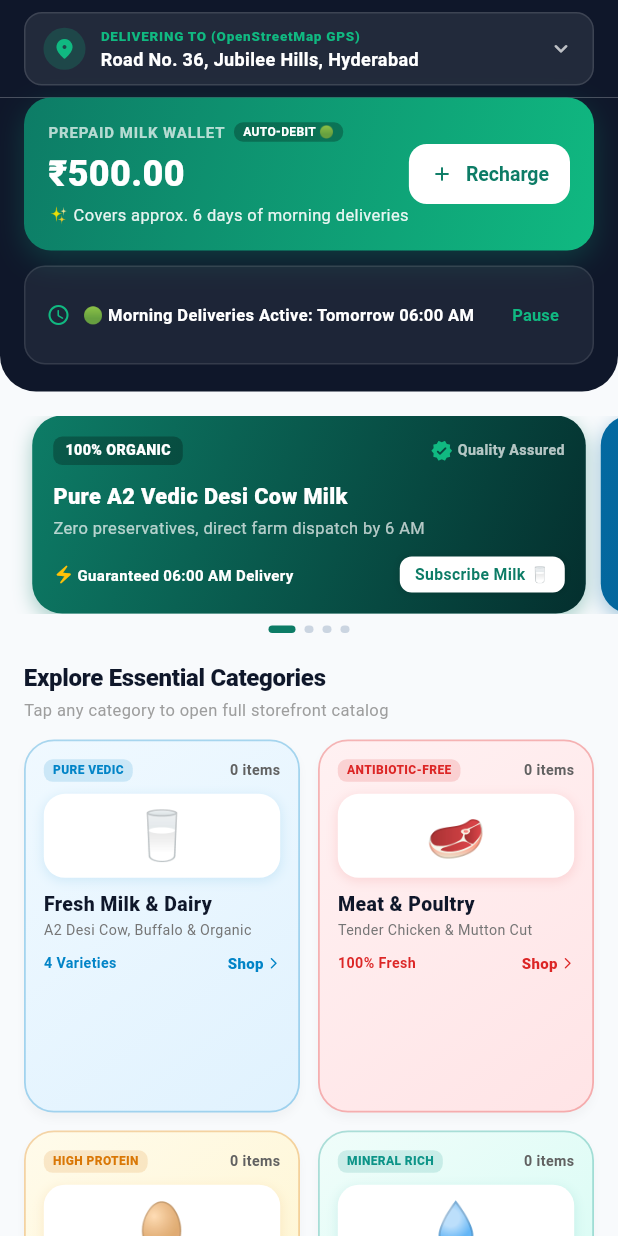
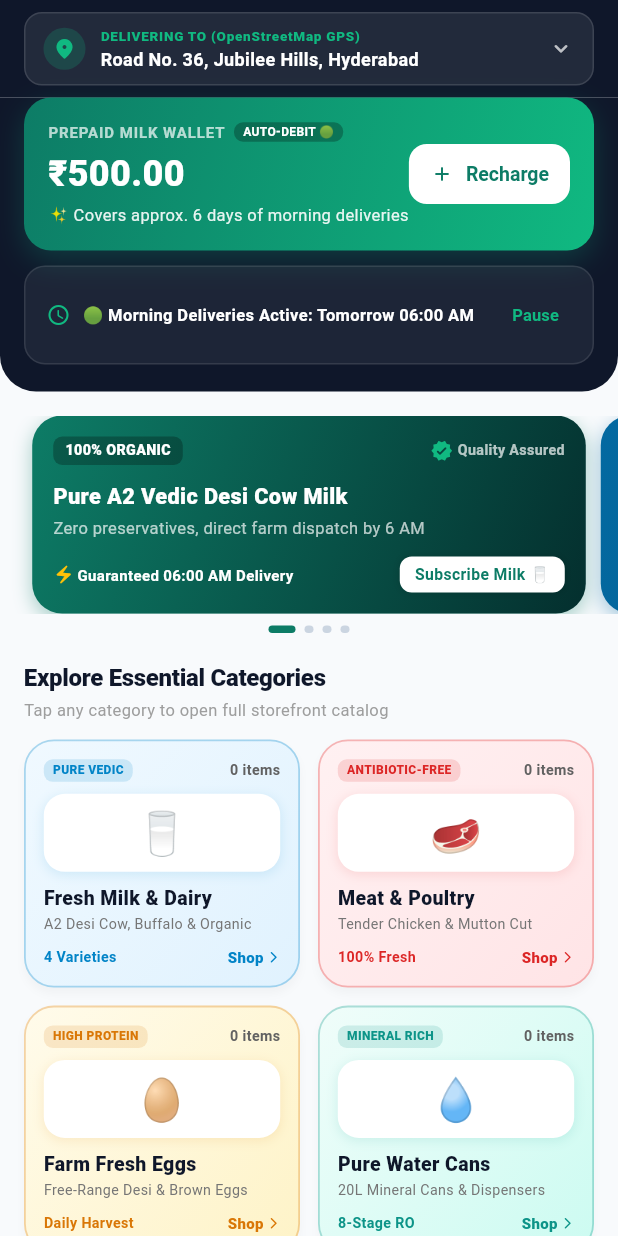
Before and after one commit to kodadcheru/milk_delivery, a Flutter app: the CustomerHomeTab widget shown alone on an empty page, opened directly with empty values, on a phone screen of 412 x 824 dp. Run offline on Flutter 3.47's test engine with Material 3 defaults, Android fonts, the phone set to English and light mode, and no system bars; our stand-ins replace flutter_map, geolocator, latlong2, permission_handler, shared_preferences; accounts and stored records are empty; network calls fail.

Commit message:
fix(ui): optimized row layout for home tab categories and products

```diff
--- a/milk_delivery_frontend/lib/screens/customer/home_tab.dart
+++ b/milk_delivery_frontend/lib/screens/customer/home_tab.dart
@@ -685,19 +685,32 @@ class _CustomerHomeTabState extends State<CustomerHomeTab> {
           ),
           const SizedBox(height: 12),
 
-          // 2x2 Large Category Cards (Matching Item Card Dimensions & Prominence)
-          GridView.builder(
-            shrinkWrap: true,
-            physics: const NeverScrollableScrollPhysics(),
-            itemCount: categoriesData.length,
-            gridDelegate: const SliverGridDelegateWithFixedCrossAxisCount(
-              crossAxisCount: 2,
-              childAspectRatio: 0.74,
-              crossAxisSpacing: 12,
-              mainAxisSpacing: 12,
+          // 2x2 Large Category Cards (Row/Expanded robust layout)
+          Column(
+            children: [
+              Row(
+                children: [
+                  Expanded(child: _buildCategoryCard(context, categoriesData[0])),
+                  const SizedBox(width: 12),
+                  Expanded(child: _buildCategoryCard(context, categoriesData[1])),
+                ],
               ),
-            itemBuilder: (context, index) {
-              final cat = categoriesData[index];
+              const SizedBox(height: 12),
+              Row(
+                children: [
+                  Expanded(child: _buildCategoryCard(context, categoriesData[2])),
+                  const SizedBox(width: 12),
+                  Expanded(child: _buildCategoryCard(context, categoriesData[3])),
+                ],
+              ),
+            ],
+          ),
+        ],
+      ),
+    );
+  }
+
+  Widget _buildCategoryCard(BuildContext context, Map<String, dynamic> cat) {
     final catKey = cat['key'] as String;
     final isSelected = _selectedCategory == catKey;
     final gradient = cat['gradient'] as List<Color>;
@@ -780,7 +793,7 @@ class _CustomerHomeTabState extends State<CustomerHomeTab> {
 
               // Center Icon Box (Large)
               Container(
-                          height: 56,
+                height: 52,
                 width: double.infinity,
                 decoration: BoxDecoration(
                   color: Colors.white,
@@ -790,7 +803,7 @@ class _CustomerHomeTabState extends State<CustomerHomeTab> {
                   ],
                 ),
                 alignment: Alignment.center,
-                          child: Text(cat['icon'] as String, style: const TextStyle(fontSize: 32)),
+                child: Text(cat['icon'] as String, style: const TextStyle(fontSize: 28)),
               ),
               const SizedBox(height: 8),
 
@@ -839,11 +852,6 @@ class _CustomerHomeTabState extends State<CustomerHomeTab> {
             ],
           ),
         ),
-                ),
-              );
-            },
-          ),
-        ],
       ),
     );
   }
@@ -972,20 +980,38 @@ class _CustomerHomeTabState extends State<CustomerHomeTab> {
       );
     }
 
+    final rows = <Widget>[];
+    for (var i = 0; i < productList.length; i += 2) {
+      final p1 = productList[i];
+      final p2 = (i + 1 < productList.length) ? productList[i + 1] : null;
+
+      rows.add(
+        Padding(
+          padding: const EdgeInsets.only(bottom: 12),
+          child: Row(
+            crossAxisAlignment: CrossAxisAlignment.start,
+            children: [
+              Expanded(child: _buildProductCard(context, p1)),
+              const SizedBox(width: 12),
+              if (p2 != null)
+                Expanded(child: _buildProductCard(context, p2))
+              else
+                const Expanded(child: SizedBox()),
+            ],
+          ),
+        ),
+      );
+    }
+
     return Padding(
       padding: const EdgeInsets.symmetric(horizontal: 16),
-      child: GridView.builder(
-        shrinkWrap: true,
-        physics: const NeverScrollableScrollPhysics(),
-        itemCount: productList.length,
-        gridDelegate: const SliverGridDelegateWithFixedCrossAxisCount(
-          crossAxisCount: 2,
-          childAspectRatio: 0.62,
-          crossAxisSpacing: 12,
-          mainAxisSpacing: 12,
+      child: Column(
+        children: rows,
       ),
-        itemBuilder: (context, index) {
-          final item = productList[index];
+    );
+  }
+
+  Widget _buildProductCard(BuildContext context, ProductModel item) {
     final discountPrice = item.pricePerUnit * 1.12;
     final inCartQty = widget.state.cartItems[item.id] ?? 0;
 
@@ -1029,16 +1055,25 @@ class _CustomerHomeTabState extends State<CustomerHomeTab> {
               ),
               const SizedBox(height: 6),
 
-                    // Avatar Icon
-                    Container(
-                      height: 72,
+              // Avatar / Icon Box
+              ClipRRect(
+                borderRadius: BorderRadius.circular(12),
+                child: Container(
+                  height: 80,
                   width: double.infinity,
-                      decoration: BoxDecoration(
-                        color: const Color(0xFFF8FAFC),
-                        borderRadius: BorderRadius.circular(12),
+                  color: const Color(0xFFF1F5F9),
+                  child: item.imageUrl.isNotEmpty
+                      ? Image.network(
+                          item.imageUrl,
+                          fit: BoxFit.cover,
+                          errorBuilder: (ctx, err, stack) => Center(
+                            child: Text(item.icon, style: const TextStyle(fontSize: 32)),
                           ),
-                      alignment: Alignment.center,
-                      child: Text(item.icon, style: const TextStyle(fontSize: 40)),
+                        )
+                      : Center(
+                          child: Text(item.icon, style: const TextStyle(fontSize: 32)),
+                        ),
+                ),
               ),
               const SizedBox(height: 8),
 
@@ -1153,9 +1188,6 @@ class _CustomerHomeTabState extends State<CustomerHomeTab> {
             ],
           ),
         ),
-            ),
-          );
-        },
       ),
     );
   }
```
Also changed, not shown: 1 other file. Lines whose indentation alone changed are shown as unchanged.
